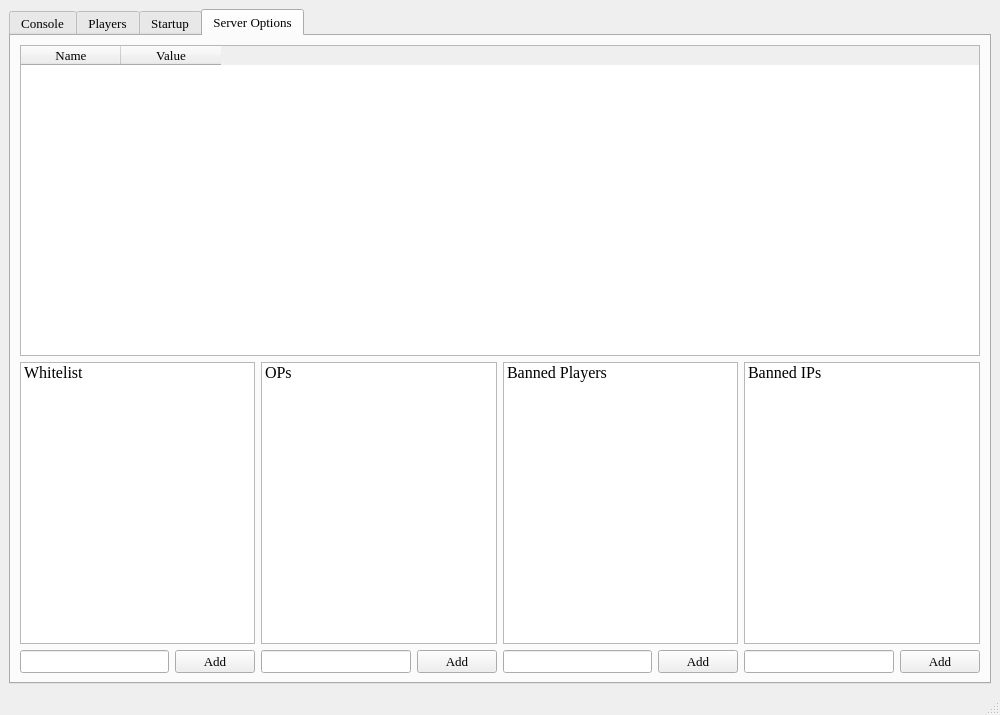
First picture: the form in UiFiles/ServerGui.ui, repository iBlitzkriegi/ServerGui, before the edit.
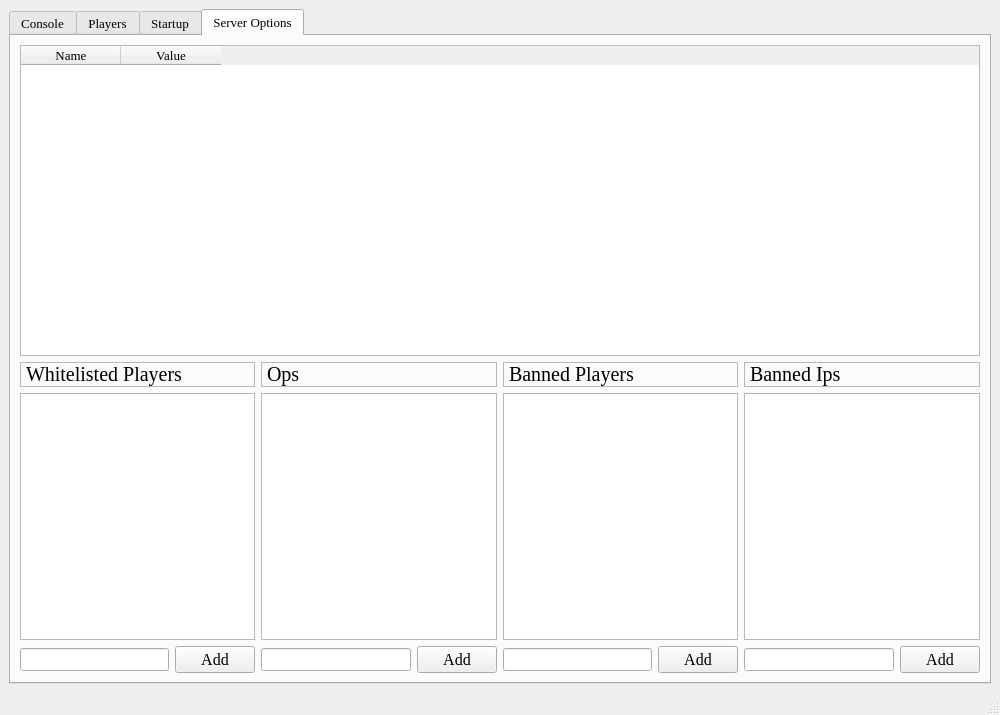
Second picture: the form after the edit. The open tabs and pages were chosen to show the change.

Commit message: Add labels on top of list widgets instead of adding rows

```diff
--- a/UiFiles/ServerGui.ui
+++ b/UiFiles/ServerGui.ui
@@ -754,9 +754,7 @@
        <attribute name="title">
         <string>Server Options</string>
        </attribute>
-       <layout class="QVBoxLayout" name="verticalLayout_19">
-        <item>
-         <layout class="QVBoxLayout" name="verticalLayout_18">
+       <layout class="QVBoxLayout" name="verticalLayout_20">
           <item>
            <widget class="QTableWidget" name="server_options_table">
             <property name="font">
@@ -778,7 +776,24 @@
            </widget>
           </item>
           <item>
-           <layout class="QHBoxLayout" name="horizontalLayout_18">
+         <layout class="QHBoxLayout" name="horizontalLayout_12">
+          <item>
+           <layout class="QVBoxLayout" name="verticalLayout_14">
+            <item>
+             <widget class="QLabel" name="label_6">
+              <property name="font">
+               <font>
+                <pointsize>15</pointsize>
+               </font>
+              </property>
+              <property name="frameShape">
+               <enum>QFrame::StyledPanel</enum>
+              </property>
+              <property name="text">
+               <string>Whitelisted Players</string>
+              </property>
+             </widget>
+            </item>
             <item>
              <layout class="QVBoxLayout" name="verticalLayout_12">
               <item>
@@ -789,11 +804,6 @@
                   <pointsize>12</pointsize>
                  </font>
                 </property>
-                <item>
-                 <property name="text">
-                  <string>Whitelist</string>
-                 </property>
-                </item>
                </widget>
               </item>
               <item>
@@ -803,6 +813,11 @@
                 </item>
                 <item>
                  <widget class="QPushButton" name="add_whitelist_button">
+                  <property name="font">
+                   <font>
+                    <pointsize>12</pointsize>
+                   </font>
+                  </property>
                   <property name="text">
                    <string>Add</string>
                   </property>
@@ -811,6 +826,25 @@
                </layout>
               </item>
              </layout>
+            </item>
+           </layout>
+          </item>
+          <item>
+           <layout class="QVBoxLayout" name="verticalLayout_15">
+            <item>
+             <widget class="QLabel" name="label_9">
+              <property name="font">
+               <font>
+                <pointsize>15</pointsize>
+               </font>
+              </property>
+              <property name="frameShape">
+               <enum>QFrame::StyledPanel</enum>
+              </property>
+              <property name="text">
+               <string>Ops</string>
+              </property>
+             </widget>
             </item>
             <item>
              <layout class="QVBoxLayout" name="verticalLayout_13">
@@ -822,11 +856,6 @@
                   <pointsize>12</pointsize>
                  </font>
                 </property>
-                <item>
-                 <property name="text">
-                  <string>OPs</string>
-                 </property>
-                </item>
                </widget>
               </item>
               <item>
@@ -836,6 +865,11 @@
                 </item>
                 <item>
                  <widget class="QPushButton" name="add_op_button">
+                  <property name="font">
+                   <font>
+                    <pointsize>12</pointsize>
+                   </font>
+                  </property>
                   <property name="text">
                    <string>Add</string>
                   </property>
@@ -844,6 +878,25 @@
                </layout>
               </item>
              </layout>
+            </item>
+           </layout>
+          </item>
+          <item>
+           <layout class="QVBoxLayout" name="verticalLayout_18">
+            <item>
+             <widget class="QLabel" name="label_10">
+              <property name="font">
+               <font>
+                <pointsize>15</pointsize>
+               </font>
+              </property>
+              <property name="frameShape">
+               <enum>QFrame::StyledPanel</enum>
+              </property>
+              <property name="text">
+               <string>Banned Players</string>
+              </property>
+             </widget>
             </item>
             <item>
              <layout class="QVBoxLayout" name="verticalLayout_16">
@@ -855,11 +908,6 @@
                   <pointsize>12</pointsize>
                  </font>
                 </property>
-                <item>
-                 <property name="text">
-                  <string>Banned Players</string>
-                 </property>
-                </item>
                </widget>
               </item>
               <item>
@@ -869,6 +917,11 @@
                 </item>
                 <item>
                  <widget class="QPushButton" name="add_banned_player_button">
+                  <property name="font">
+                   <font>
+                    <pointsize>12</pointsize>
+                   </font>
+                  </property>
                   <property name="text">
                    <string>Add</string>
                   </property>
@@ -877,6 +930,25 @@
                </layout>
               </item>
              </layout>
+            </item>
+           </layout>
+          </item>
+          <item>
+           <layout class="QVBoxLayout" name="verticalLayout_19">
+            <item>
+             <widget class="QLabel" name="label_11">
+              <property name="font">
+               <font>
+                <pointsize>15</pointsize>
+               </font>
+              </property>
+              <property name="frameShape">
+               <enum>QFrame::StyledPanel</enum>
+              </property>
+              <property name="text">
+               <string>Banned Ips</string>
+              </property>
+             </widget>
             </item>
             <item>
              <layout class="QVBoxLayout" name="verticalLayout_17">
@@ -888,11 +960,6 @@
                   <pointsize>12</pointsize>
                  </font>
                 </property>
-                <item>
-                 <property name="text">
-                  <string>Banned IPs</string>
-                 </property>
-                </item>
                </widget>
               </item>
               <item>
@@ -902,6 +969,11 @@
                 </item>
                 <item>
                  <widget class="QPushButton" name="add_banned_ip_button">
+                  <property name="font">
+                   <font>
+                    <pointsize>12</pointsize>
+                   </font>
+                  </property>
                   <property name="text">
                    <string>Add</string>
                   </property>
```
Lines whose indentation alone changed are shown as unchanged. The commit also changes 1 other file.
